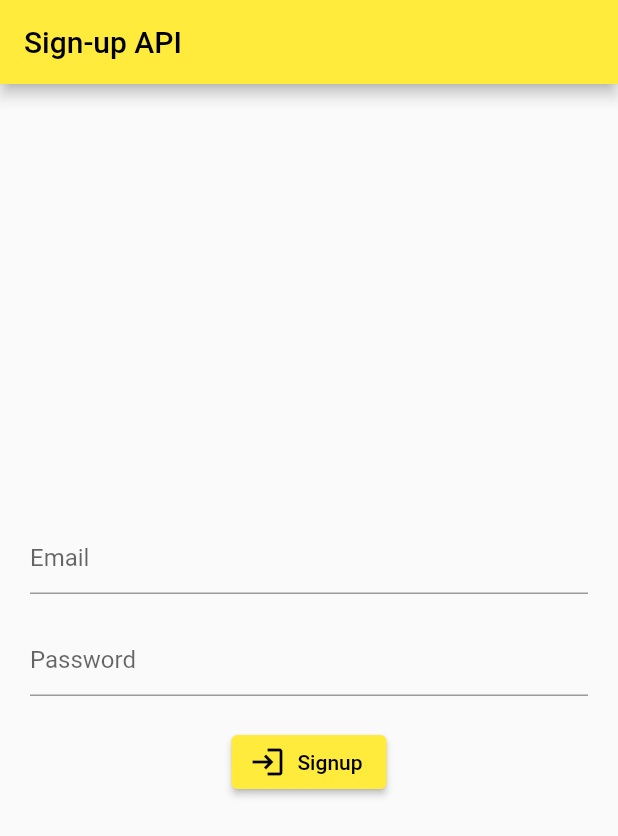
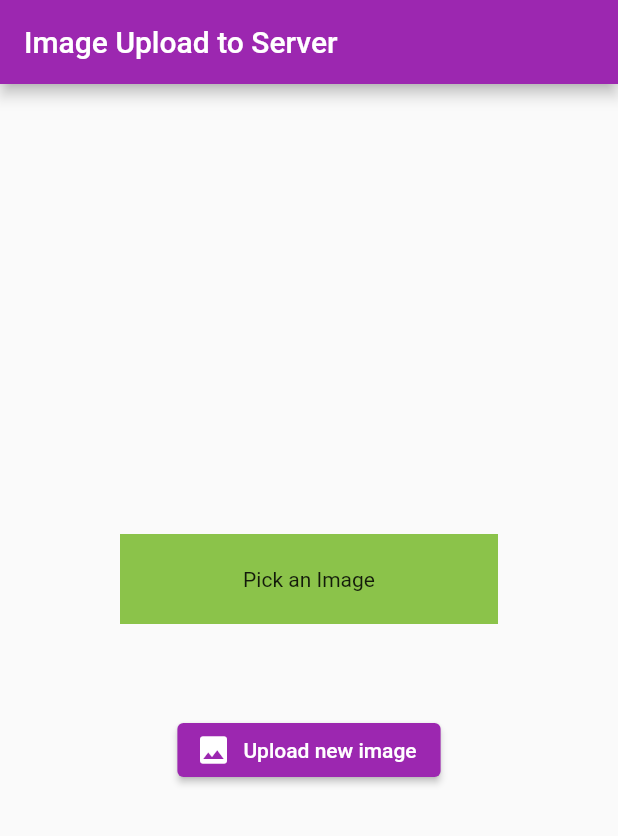
Before and after one commit to VivekJung/rest_api_app, a Flutter app: the screen it shows after launch, on a phone screen of 412 x 824 dp. Shown: the top 836 px of the screen. Run offline on Flutter 3.47's test engine with Material 2 defaults, Android fonts, the phone set to English and light mode, and no system bars; drawn by our look-alikes of modal_progress_hud_nsn; our stand-ins replace image_picker.

Commit message:
LOGIC-image uploading to server

```diff
--- a/lib/main.dart
+++ b/lib/main.dart
@@ -5,6 +5,7 @@ import 'package:rest_api_app/screens/home3.dart';
 import 'package:rest_api_app/screens/home4.dart';
 import 'package:rest_api_app/screens/home5.dart';
 import 'package:rest_api_app/screens/signup.dart';
+import 'package:rest_api_app/screens/upload_image.dart';
 
 void main() {
   runApp(const MyApp());
@@ -18,7 +19,7 @@ class MyApp extends StatelessWidget {
     return MaterialApp(
       title: 'REST API',
       theme: ThemeData(
-        primarySwatch: Colors.yellow,
+        primarySwatch: Colors.purple,
       ),
 
       ///tips:
@@ -27,7 +28,7 @@ class MyApp extends StatelessWidget {
       /// https://webhook.site/6b261580-822a-4302-8c39-c3e6d8a4a987 this is current fake api url
       /// nested loop - starting with object and nested to arrays and objects.
       /// create a model as done in home.dart
-      home: const SignUpScreen(),
+      home: const UploadImageScreen(),
     );
   }
 }
--- /dev/null
+++ b/lib/screens/upload_image.dart
@@ -0,0 +1,116 @@
+import 'dart:developer';
+import 'dart:io';
+
+import 'package:flutter/material.dart';
+import 'package:http/http.dart' as http;
+import 'package:image_picker/image_picker.dart';
+import 'package:modal_progress_hud_nsn/modal_progress_hud_nsn.dart';
+
+class UploadImageScreen extends StatefulWidget {
+  const UploadImageScreen({Key? key}) : super(key: key);
+
+  @override
+  State<UploadImageScreen> createState() => _UploadImageScreenState();
+}
+
+class _UploadImageScreenState extends State<UploadImageScreen> {
+  //storing path of image
+  File? image;
+  final _picker = ImagePicker();
+  bool showingSpinner = false;
+
+  //function to pick image
+  Future getImage() async {
+    final pickedFile =
+        await _picker.pickImage(source: ImageSource.gallery, imageQuality: 80);
+
+    if (pickedFile != null) {
+      image = File(pickedFile.path);
+      setState(() {});
+    } else {
+      log('No image selected');
+    }
+  }
+
+  //Function to upload image
+  Future uploadImage() async {
+    setState(() {
+      showingSpinner = true;
+    });
+
+    var stream = http.ByteStream(image!.openRead());
+    stream.cast();
+
+    var length = await image!.length();
+    var uri = Uri.parse('https://fakestoreapi.com/products');
+    var request = http.MultipartRequest('POST', uri);
+
+    request.fields['title'] = 'Static title';
+
+    var multipart = http.MultipartFile(
+        // 'image' is a parameter name in Json where this image will be uploaded.
+        'image',
+        stream,
+        length);
+    request.files.add(multipart);
+
+    var response = await request.send();
+
+    if (response.statusCode == 200) {
+      setState(() {
+        showingSpinner = false;
+      });
+      log('image uploaded successfully');
+    } else {
+      setState(() {
+        showingSpinner = false;
+      });
+      log('image failed to be uploaded');
+    }
+  }
+
+  @override
+  Widget build(BuildContext context) {
+    return ModalProgressHUD(
+      inAsyncCall: showingSpinner,
+      child: Scaffold(
+        appBar: AppBar(
+          title: const Text('Image Upload to Server'),
+        ),
+        body: Column(
+          crossAxisAlignment: CrossAxisAlignment.center,
+          mainAxisAlignment: MainAxisAlignment.center,
+          children: [
+            GestureDetector(
+              onTap: () {
+                getImage();
+              },
+              child: Container(
+                color: Colors.lightGreen,
+                height: 60,
+                margin: const EdgeInsets.symmetric(horizontal: 80),
+                child: image == null
+                    ? const Center(child: Text('Pick an Image'))
+                    : Center(
+                        child: Image.file(
+                          File(image!.path).absolute,
+                          height: 100,
+                          width: 100,
+                          fit: BoxFit.cover,
+                        ),
+                      ),
+              ),
+            ),
+            const SizedBox(height: 60),
+            ElevatedButton.icon(
+                onPressed: () {
+                  uploadImage();
+                },
+                icon: const Icon(Icons.image),
+                label: const Text('Upload new image')),
+          ],
+        ),
+      ),
+    );
+  }
+}
--- a/pubspec.yaml
+++ b/pubspec.yaml
@@ -31,7 +31,8 @@ dependencies:
   flutter:
     sdk: flutter
   http: ^0.13.4
-  #modal_progress_hud_nsn: ^0.2.1
+  image_picker: ^0.8.5+3
+  modal_progress_hud_nsn: ^0.2.1
 
 dev_dependencies:
   flutter_lints: ^2.0.0
```
Also changed, not shown: pubspec.lock, 7 other files.
